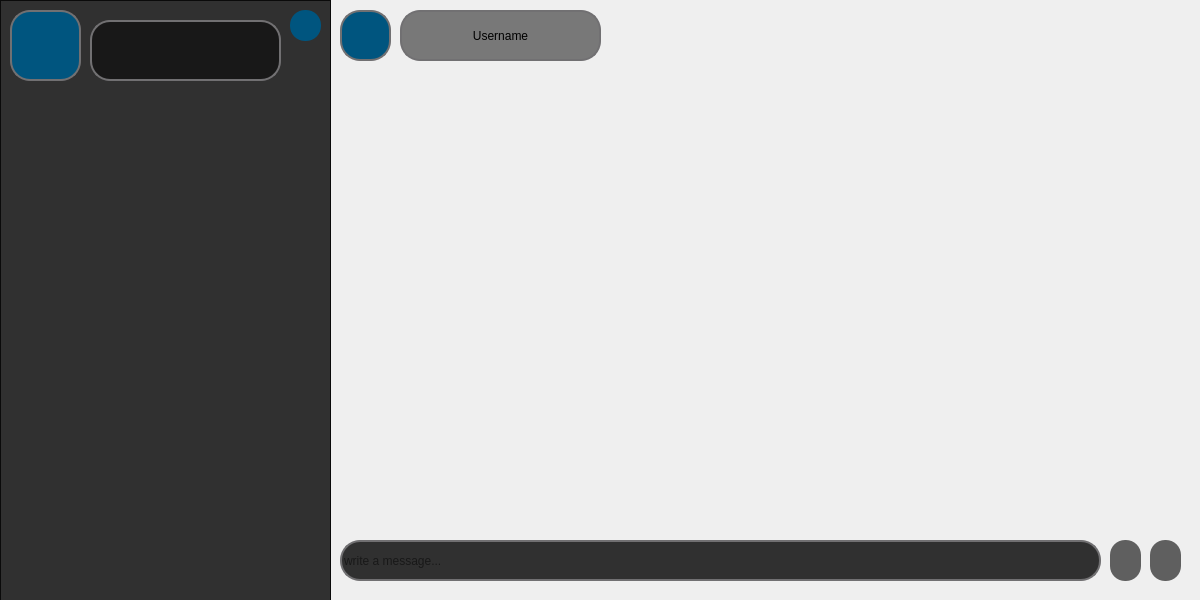
First picture: the form in messenger/chatpage.ui, repository aliomidi3002/Messenger, before the edit.
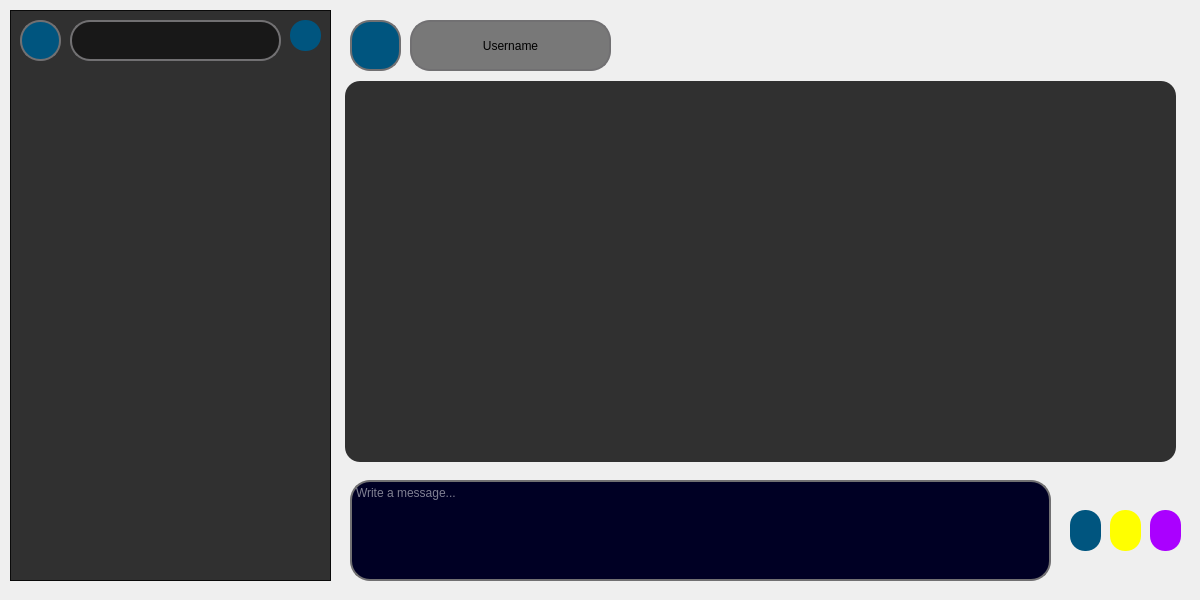
Second picture: the form after the edit. Icons and pictures are not drawn.

```diff
--- a/messenger/chatpage.ui
+++ b/messenger/chatpage.ui
@@ -27,12 +27,6 @@
 background-color: rgb(0, 0, 127);
 }
 
-
-QToolButton{
-background-color: rgb(0, 85, 127);
-border-radius:30px;
-}
-
 QFrame{
 border-bottom: 2x solid #717072;
 background-color: rgba(0,0,0,0.8);
@@ -43,10 +37,10 @@
   <widget class="QFrame" name="frame">
    <property name="geometry">
     <rect>
-     <x>0</x>
-     <y>0</y>
-     <width>331</width>
-     <height>601</height>
+     <x>10</x>
+     <y>10</y>
+     <width>321</width>
+     <height>571</height>
     </rect>
    </property>
    <property name="styleSheet">
@@ -63,13 +57,16 @@
      <rect>
       <x>10</x>
       <y>10</y>
-      <width>71</width>
-      <height>71</height>
+      <width>41</width>
+      <height>41</height>
      </rect>
     </property>
     <property name="styleSheet">
-     <string notr="true">border-radius:20px;
-border: 2px solid #717072;;</string>
+     <string notr="true">border-radius:30px;
+border: 2px solid #717072;;
+background-color: rgb(0, 85, 127);
+border-radius:20px;
+</string>
     </property>
     <property name="text">
      <string/>
@@ -88,10 +85,10 @@
    <widget class="QLabel" name="label">
     <property name="geometry">
      <rect>
-      <x>90</x>
-      <y>20</y>
-      <width>191</width>
-      <height>61</height>
+      <x>60</x>
+      <y>10</y>
+      <width>211</width>
+      <height>41</height>
      </rect>
     </property>
     <property name="styleSheet">
@@ -111,12 +108,18 @@
    <widget class="QPushButton" name="pushButton">
     <property name="geometry">
      <rect>
-      <x>290</x>
+      <x>280</x>
       <y>10</y>
       <width>31</width>
       <height>31</height>
      </rect>
     </property>
+    <property name="styleSheet">
+     <string notr="true">hover{
+background-color: rgb(0, 0, 127);
+}
+</string>
+    </property>
     <property name="text">
      <string/>
     </property>
@@ -126,11 +129,77 @@
     </property>
    </widget>
   </widget>
+  <widget class="QPushButton" name="pushButton_3">
+   <property name="geometry">
+    <rect>
+     <x>1110</x>
+     <y>510</y>
+     <width>31</width>
+     <height>41</height>
+    </rect>
+   </property>
+   <property name="styleSheet">
+    <string notr="true">QPushButton{
+background-color:  rgb(255, 255, 0);
+}
+
+QPushButton:hover{
+background-color: rgb(170, 170, 0);
+}
+</string>
+   </property>
+   <property name="text">
+    <string/>
+   </property>
+   <property name="icon">
+    <iconset resource="images.qrc">
+     <normaloff>:/new/prefix1/image/1500458.png</normaloff>:/new/prefix1/image/1500458.png</iconset>
+   </property>
+   <property name="iconSize">
+    <size>
+     <width>25</width>
+     <height>25</height>
+    </size>
+   </property>
+  </widget>
+  <widget class="QPushButton" name="pushButton_4">
+   <property name="geometry">
+    <rect>
+     <x>1150</x>
+     <y>510</y>
+     <width>31</width>
+     <height>41</height>
+    </rect>
+   </property>
+   <property name="styleSheet">
+    <string notr="true">QPushButton{
+background-color: rgb(170, 0, 255);
+}
+
+QPushButton:hover{
+background-color: rgb(85, 0, 127);
+}
+</string>
+   </property>
+   <property name="text">
+    <string/>
+   </property>
+   <property name="icon">
+    <iconset resource="images.qrc">
+     <normaloff>:/new/prefix1/image/clip-icon.png</normaloff>:/new/prefix1/image/clip-icon.png</iconset>
+   </property>
+   <property name="iconSize">
+    <size>
+     <width>25</width>
+     <height>25</height>
+    </size>
+   </property>
+  </widget>
   <widget class="QToolButton" name="toolButton_2">
    <property name="geometry">
     <rect>
-     <x>340</x>
-     <y>10</y>
+     <x>350</x>
+     <y>20</y>
      <width>51</width>
      <height>51</height>
     </rect>
@@ -138,6 +207,9 @@
    <property name="styleSheet">
     <string notr="true">border-radius:20px;
 border: 2px solid #717072;;
+background-color: rgb(0, 85, 127);
+
+
 </string>
    </property>
    <property name="text">
@@ -157,8 +229,8 @@
   <widget class="QLabel" name="label_2">
    <property name="geometry">
     <rect>
-     <x>400</x>
-     <y>10</y>
+     <x>410</x>
+     <y>20</y>
      <width>201</width>
      <height>51</height>
     </rect>
@@ -177,17 +249,17 @@
     <set>Qt::AlignCenter</set>
    </property>
   </widget>
-  <widget class="QPushButton" name="pushButton_3">
+  <widget class="QPushButton" name="pushButton_2">
    <property name="geometry">
     <rect>
-     <x>1110</x>
-     <y>540</y>
+     <x>1070</x>
+     <y>510</y>
      <width>31</width>
      <height>41</height>
     </rect>
    </property>
    <property name="styleSheet">
-    <string notr="true">background-color: rgb(95, 95, 95);</string>
+    <string notr="true">hover{ background-color: rgb(0, 170, 255);}</string>
    </property>
    <property name="text">
     <string/>
@@ -203,51 +275,41 @@
     </size>
    </property>
   </widget>
-  <widget class="QPushButton" name="pushButton_4">
+  <widget class="QTextEdit" name="textEdit">
    <property name="geometry">
     <rect>
-     <x>1150</x>
-     <y>540</y>
-     <width>31</width>
-     <height>41</height>
+     <x>350</x>
+     <y>480</y>
+     <width>701</width>
+     <height>101</height>
     </rect>
    </property>
    <property name="styleSheet">
-    <string notr="true">background-color: rgb(95, 95, 95);</string>
-   </property>
-   <property name="text">
-    <string/>
-   </property>
-   <property name="icon">
-    <iconset resource="images.qrc">
-     <normaloff>:/new/prefix1/image/clip-icon.png</normaloff>:/new/prefix1/image/clip-icon.png</iconset>
-   </property>
-   <property name="iconSize">
-    <size>
-     <width>30</width>
-     <height>30</height>
-    </size>
-   </property>
-  </widget>
-  <widget class="QLineEdit" name="lineEdit">
-   <property name="geometry">
-    <rect>
-     <x>340</x>
-     <y>540</y>
-     <width>761</width>
-     <height>41</height>
-    </rect>
-   </property>
-   <property name="styleSheet">
-    <string notr="true">border-radius:20px;
+    <string notr="true">color:white;
+border-radius:20px;
+background-color: rgb(0, 0, 36);
 border: 2px solid #717072;;
-background-color: rgba(0,0,0,0.8);</string>
-   </property>
-   <property name="text">
-    <string/>
+</string>
    </property>
    <property name="placeholderText">
-    <string>write a message...</string>
+    <string>Write a message...</string>
+   </property>
+  </widget>
+  <widget class="QListWidget" name="listWidget">
+   <property name="geometry">
+    <rect>
+     <x>345</x>
+     <y>81</y>
+     <width>831</width>
+     <height>381</height>
+    </rect>
+   </property>
+   <property name="styleSheet">
+    <string notr="true">QListWidget{
+background-color: rgba(0,0,0,0.8);
+border-radius:15px;
+}
+</string>
    </property>
   </widget>
  </widget>
```
Left out of the diff: 2 changed lines with no effect on the pictures.
